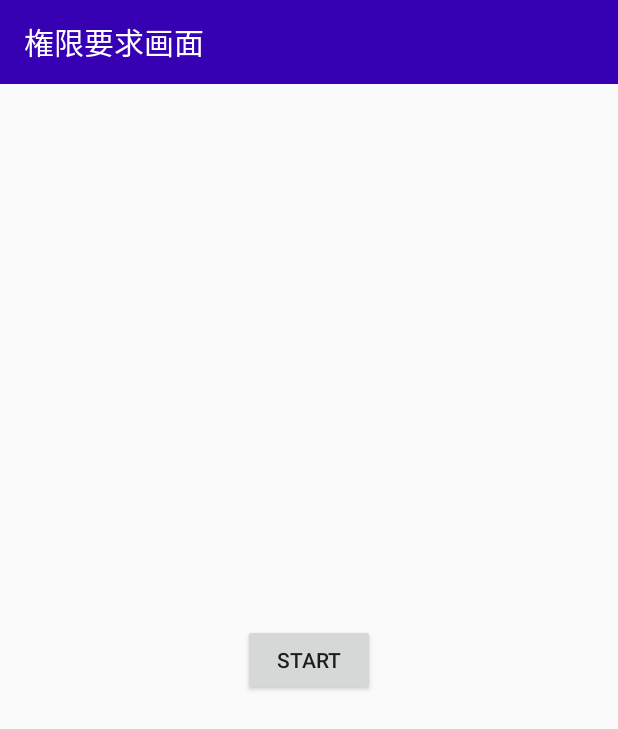
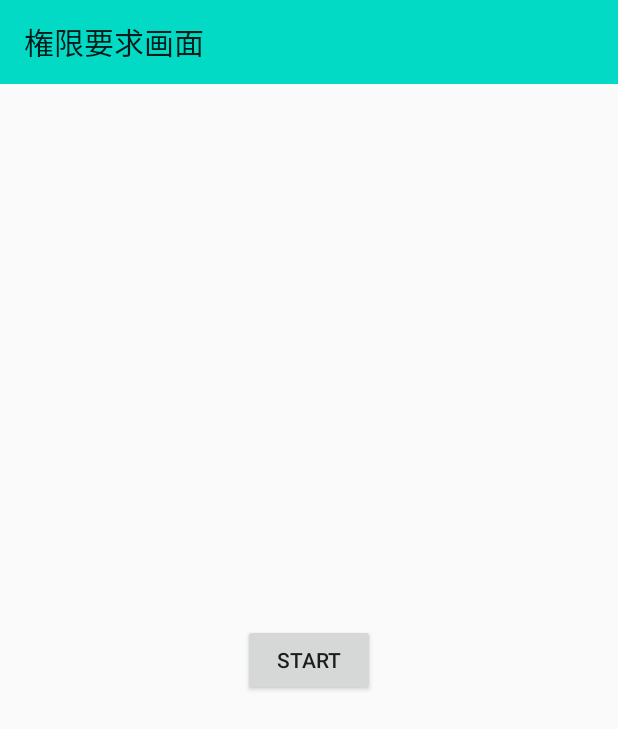
Before and after one commit to momomo0420-lab/Footprints, an Android app: the RequestPermissionsFragment screen opened through its navigation route, on a phone screen of 412 x 824 dp. Shown: the top 729 px of the screen. Run offline under Robolectric (Android 15) with nearby library versions, the phone set to English and light mode, and no system bars; our stand-ins replace Dagger/Hilt's generated code, data binding, navigation-ui.

Commit message:
Minor fix5.

```diff
--- a/app/build.gradle
+++ b/app/build.gradle
@@ -54,7 +54,7 @@ dependencies {
     implementation "androidx.hilt:hilt-navigation-compose:$hilt_version"
     kapt "androidx.hilt:hilt-compiler:$hilt_version"
 
-    // Kotlin + coroutines
+    // WorkManager(Kotlin + coroutines)
     implementation "androidx.work:work-runtime-ktx:$work_version"
 
     // Navigation
--- a/app/src/main/java/com/example/footprints/Constants/AppConstants.kt
+++ b/app/src/main/java/com/example/footprints/constants/AppConstants.kt
@@ -1,4 +1,4 @@
-package com.example.footprints.Constants
+package com.example.footprints.constants
 
 import android.Manifest
 
--- a/app/src/main/java/com/example/footprints/ui/MainActivity.kt
+++ b/app/src/main/java/com/example/footprints/ui/MainActivity.kt
@@ -7,7 +7,7 @@ import androidx.appcompat.widget.Toolbar
 import androidx.navigation.fragment.NavHostFragment
 import androidx.navigation.ui.AppBarConfiguration
 import androidx.navigation.ui.setupWithNavController
-import com.example.footprints.Constants.AppConstants
+import com.example.footprints.constants.AppConstants
 import com.example.footprints.R
 import com.example.footprints.model.util.MyPermissionsUtil
 import dagger.hilt.android.AndroidEntryPoint
--- a/app/src/main/java/com/example/footprints/ui/main/MainFragment.kt
+++ b/app/src/main/java/com/example/footprints/ui/main/MainFragment.kt
@@ -1,17 +1,24 @@
 package com.example.footprints.ui.main
 
 import android.os.Bundle
-import android.view.*
+import android.view.LayoutInflater
+import android.view.View
+import android.view.ViewGroup
 import androidx.appcompat.widget.Toolbar
 import androidx.fragment.app.Fragment
 import androidx.fragment.app.activityViewModels
 import androidx.fragment.app.viewModels
+import androidx.lifecycle.Observer
 import androidx.navigation.fragment.findNavController
+import androidx.work.PeriodicWorkRequest
+import androidx.work.PeriodicWorkRequestBuilder
 import com.example.footprints.R
 import com.example.footprints.databinding.FragmentMainBinding
 import com.example.footprints.model.entity.MyLocation
 import com.example.footprints.ui.SharedViewModel
+import com.example.footprints.work_manager.LocationUpdateWorker
 import dagger.hilt.android.AndroidEntryPoint
+import java.util.concurrent.TimeUnit
 
 @AndroidEntryPoint
 class MainFragment : Fragment() {
@@ -46,18 +53,34 @@ class MainFragment : Fragment() {
     override fun onViewCreated(view: View, savedInstanceState: Bundle?) {
         super.onViewCreated(view, savedInstanceState)
 
-        // アプリバーの設定
-        setupAppBar()
+//        sharedViewModel.hasPermissions.observe(viewLifecycleOwner) {
+//            if(it) {
+//                // アプリバーの設定
+//                setupAppBar()
+//                // ロケーションリストの設定
+//                setupMyLocationList()
+//            } else {
+//                // 必要な権限がない場合、権限要求画面に移動する
+//                val action = MainFragmentDirections.actionMainFragmentToRequestPermissionFragment()
+//                findNavController().navigate(action)
+//            }
+//        }
+        sharedViewModel.hasPermissions.observe(viewLifecycleOwner, getPermissionsStateObserver())
+    }
 
-        // 必要な権限がない場合、権限要求画面に移動する
-        if(!sharedViewModel.hasPermissions.value!!) {
-            val action = MainFragmentDirections.actionMainFragmentToRequestPermissionFragment()
-            findNavController().navigate(action)
-            return
+    private fun getPermissionsStateObserver(): Observer<Boolean> {
+        return Observer {
+            if(it) {
+                // アプリバーの設定
+                setupAppBar()
+                // ロケーションリストの設定
+                setupMyLocationList()
+            } else {
+                // 必要な権限がない場合、権限要求画面に移動する
+                val action = MainFragmentDirections.actionMainFragmentToRequestPermissionFragment()
+                findNavController().navigate(action)
+            }
         }
-
-        // ロケーションリストの設定
-        setupMyLocationList()
     }
 
     /**
@@ -133,4 +156,13 @@ class MainFragment : Fragment() {
     private fun onClickStopButton() {
         viewModel.stopLocationUpdate()
     }
+
+    /**
+     * ワークリクエスト作成
+     */
+    private fun createWorkerRequest(): PeriodicWorkRequest {
+        return PeriodicWorkRequestBuilder<LocationUpdateWorker>(
+            15, TimeUnit.MINUTES
+        ).build()
+    }
 }
--- a/app/src/main/java/com/example/footprints/ui/permission_checker/RequestPermissionsDialogFragment.kt
+++ b/app/src/main/java/com/example/footprints/ui/request_permissions/RequestPermissionsDialogFragment.kt
@@ -1,4 +1,4 @@
-package com.example.footprints.ui.permission_checker
+package com.example.footprints.ui.request_permissions
 
 import android.app.AlertDialog
 import android.app.Dialog
--- a/app/src/main/java/com/example/footprints/ui/permission_checker/RequestPermissionsFragment.kt
+++ b/app/src/main/java/com/example/footprints/ui/request_permissions/RequestPermissionsFragment.kt
@@ -1,4 +1,4 @@
-package com.example.footprints.ui.permission_checker
+package com.example.footprints.ui.request_permissions
 
 import android.Manifest
 import android.content.Intent
@@ -13,7 +13,7 @@ import androidx.fragment.app.DialogFragment
 import androidx.fragment.app.Fragment
 import androidx.fragment.app.activityViewModels
 import androidx.navigation.fragment.findNavController
-import com.example.footprints.Constants.AppConstants
+import com.example.footprints.constants.AppConstants
 import com.example.footprints.R
 import com.example.footprints.databinding.FragmentRequestPermissionsBinding
 import com.example.footprints.model.util.MyPermissionsUtil
--- a/app/src/main/res/layout/activity_main.xml
+++ b/app/src/main/res/layout/activity_main.xml
@@ -11,14 +11,12 @@
         android:id="@+id/toolbar_main_activity"
         android:layout_width="match_parent"
         android:layout_height="wrap_content"
-        android:background="@color/purple_700"
+        android:background="@color/teal_200"
         android:minHeight="?attr/actionBarSize"
         android:theme="?attr/actionBarTheme"
         app:layout_constraintEnd_toEndOf="parent"
         app:layout_constraintStart_toStartOf="parent"
-        app:layout_constraintTop_toTopOf="parent"
-        app:subtitleTextColor="@color/white"
-        app:titleTextColor="@color/white" />
+        app:layout_constraintTop_toTopOf="parent" />
 
     <androidx.fragment.app.FragmentContainerView
         android:id="@+id/fragmentContainerView"
--- a/app/src/main/res/layout/fragment_request_permissions.xml
+++ b/app/src/main/res/layout/fragment_request_permissions.xml
@@ -6,14 +6,14 @@
     <data>
         <variable
             name="handler"
-            type="com.example.footprints.ui.permission_checker.RequestPermissionsFragment" />
+            type="com.example.footprints.ui.request_permissions.RequestPermissionsFragment" />
 
     </data>
 
     <androidx.constraintlayout.widget.ConstraintLayout
         android:layout_width="match_parent"
         android:layout_height="match_parent"
-        tools:context=".ui.permission_checker.RequestPermissionsFragment">
+        tools:context=".ui.request_permissions.RequestPermissionsFragment">
 
         <Button
             android:id="@+id/goto_main_fragment"
--- a/app/src/main/res/menu/menu_main.xml
+++ b/app/src/main/res/menu/menu_main.xml
@@ -3,12 +3,12 @@
     xmlns:android="http://schemas.android.com/apk/res/android">
     <item
         android:id="@+id/action_start"
-        android:icon="@drawable/ic_baseline_not_started"
+        android:icon="@drawable/ic_baseline_not_started_24"
         android:title="開始"
         app:showAsAction="ifRoom" />
     <item
         android:id="@+id/action_stop"
-        android:icon="@drawable/ic_baseline_stop_circle"
+        android:icon="@drawable/ic_baseline_stop_circle_24"
         android:title="終了"
         app:showAsAction="ifRoom" />
 </menu>
--- a/app/src/main/res/navigation/nav_graph.xml
+++ b/app/src/main/res/navigation/nav_graph.xml
@@ -7,7 +7,7 @@
 
     <fragment
         android:id="@+id/requestPermissionFragment"
-        android:name="com.example.footprints.ui.permission_checker.RequestPermissionsFragment"
+        android:name="com.example.footprints.ui.request_permissions.RequestPermissionsFragment"
         android:label="権限要求画面"
         tools:layout="@layout/fragment_request_permissions">
         <action
```
Also changed, not shown: app/src/main/java/com/example/footprints/di/FootprintsModule.kt (+0 -9 lines), app/src/main/java/com/example/footprints/di/WorkManagerModule.kt (added, +22 -0 lines), app/src/main/java/com/example/footprints/work_manager/LocationUpdateWorker.kt (added, +15 -0 lines).
